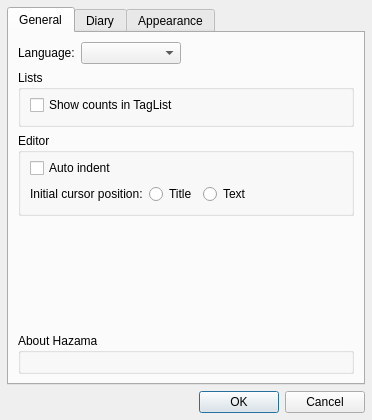
krrr/Hazama, file hazama/ui/configdialog.ui: the form before one commit.
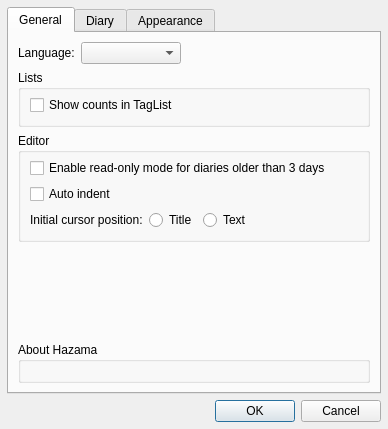
The form after the commit. Icons and pictures are not drawn.

Commit message: Add read-only mode

Patch:
```diff
--- a/hazama/ui/configdialog.ui
+++ b/hazama/ui/configdialog.ui
@@ -9,8 +9,8 @@
    <rect>
     <x>0</x>
     <y>0</y>
-    <width>372</width>
-    <height>420</height>
+    <width>388</width>
+    <height>429</height>
    </rect>
   </property>
   <property name="windowTitle">
@@ -110,6 +110,13 @@
           <property name="topMargin">
            <number>5</number>
           </property>
+          <item>
+           <widget class="QCheckBox" name="autoRoCheck">
+            <property name="text">
+             <string>Enable read-only mode for diaries older than 3 days</string>
+            </property>
+           </widget>
+          </item>
           <item>
            <widget class="QCheckBox" name="aindCheck">
             <property name="text">
```
The commit also changes 11 other files.
